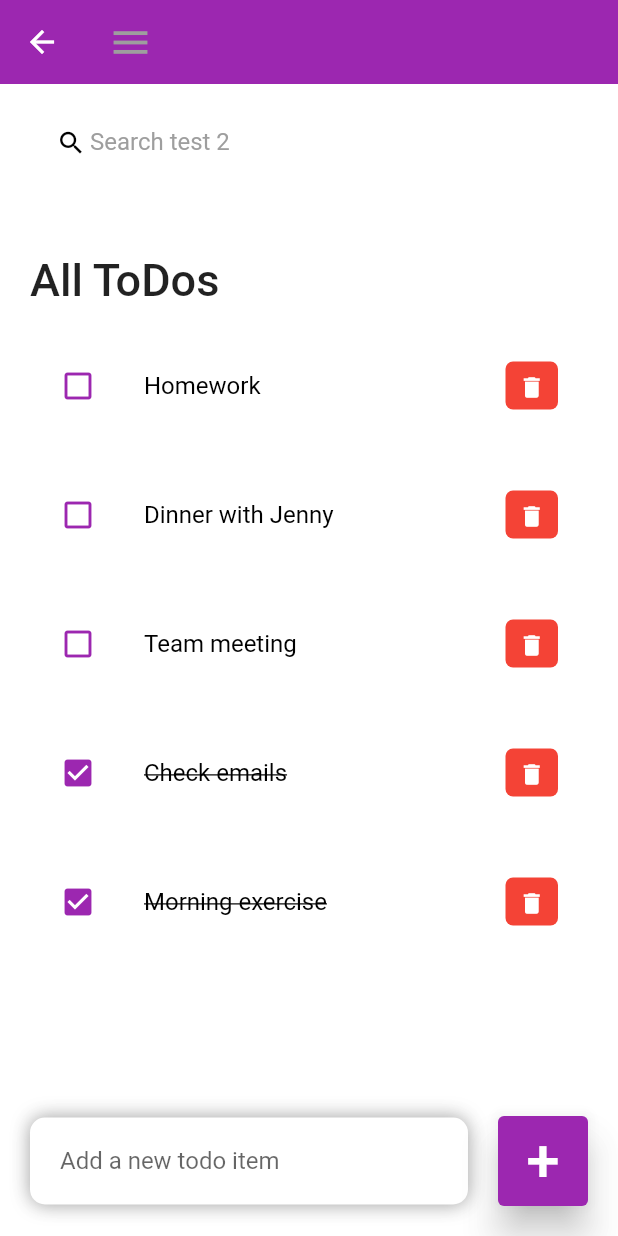
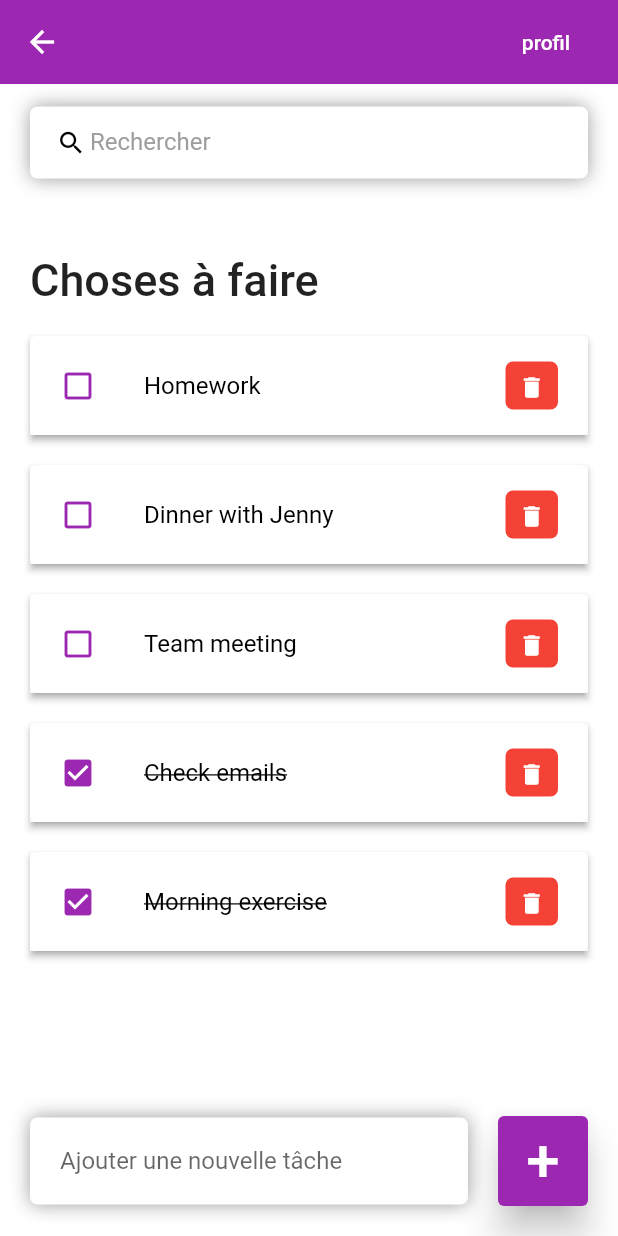
Before and after one commit to leadmrn/todos, a Flutter app: the Home screen opened directly, on a phone screen of 412 x 824 dp. Run offline on Flutter 3.47's test engine with Material 2 defaults, Android fonts, the phone set to English and light mode, and no system bars; our stand-ins replace image_picker, shared_preferences; accounts and stored records are empty; network calls fail.

Commit message:
fusion of todolist & profil

```diff
--- a/lib/main.dart
+++ b/lib/main.dart
@@ -23,7 +23,7 @@ class MyApp extends StatelessWidget {
     return MaterialApp(
       debugShowCheckedModeBanner: false,
       routes: {
-        '/': (context) => ProfilePage(),
+        '/': (context) => Home(),
         '/profile': (context) => ProfilePage(),
         '/edit_profile': (context) => EditProfilePage(),
       },
--- a/lib/screens/home.dart
+++ b/lib/screens/home.dart
@@ -24,7 +24,7 @@ class _HomeState extends State<Home> {
   @override
   Widget build(BuildContext context) {
     return Scaffold(
-        backgroundColor: Colors.white70,
+        backgroundColor: Colors.white,
         appBar: buildAppBar(context),
         body: Stack(
           children: [
@@ -40,7 +40,7 @@ class _HomeState extends State<Home> {
                         Container(
                             margin: const EdgeInsets.only(top: 50, bottom: 20),
                             child: const Text(
-                              'All ToDos',
+                              'Choses à faire',
                               style: TextStyle(
                                   fontSize: 30, fontWeight: FontWeight.w500),
                             )),
@@ -73,12 +73,12 @@ class _HomeState extends State<Home> {
                             blurRadius: 10.0,
                             spreadRadius: 0.0)
                       ],
-                      borderRadius: BorderRadius.circular(10),
+                      borderRadius: BorderRadius.circular(5),
                     ),
                     child: TextField(
                       controller: _todoController,
                       decoration: const InputDecoration(
-                          hintText: 'Add a new todo item',
+                          hintText: 'Ajouter une nouvelle tâche',
                           border: InputBorder.none),
                     ),
                   )),
@@ -147,7 +147,15 @@ class _HomeState extends State<Home> {
     return Container(
         padding: const EdgeInsets.symmetric(horizontal: 15),
         decoration: BoxDecoration(
-            color: Colors.white, borderRadius: BorderRadius.circular(20)),
+            color: Colors.white,
+            borderRadius: BorderRadius.circular(5),
+            boxShadow: const [
+              BoxShadow(
+                  color: Colors.grey,
+                  offset: Offset(0.0, 0.0),
+                  blurRadius: 10.0,
+                  spreadRadius: 0.0)
+            ]),
         child: TextField(
           onChanged: (value) => _runFilter(value),
           decoration: const InputDecoration(
@@ -156,7 +164,7 @@ class _HomeState extends State<Home> {
               prefixIconConstraints:
                   BoxConstraints(maxHeight: 20, minWidth: 25),
               border: InputBorder.none,
-              hintText: 'Search test 2',
+              hintText: 'Rechercher',
               hintStyle: TextStyle(color: Colors.grey)),
         ));
   }
--- a/lib/widget/appbar.dart
+++ b/lib/widget/appbar.dart
@@ -1,20 +1,27 @@
 import 'package:flutter/material.dart';
+import 'package:todos/utils/user_preferences.dart';
 
 AppBar buildAppBar(BuildContext context) {
+  final user = UserPreferences.getUser();
+
   return AppBar(
       elevation: 0,
       backgroundColor: Colors.purple,
-      title: Row(
-        mainAxisAlignment: MainAxisAlignment.spaceBetween,
-        children: [
-          Icon(Icons.menu, color: Colors.grey, size: 30),
-          Container(
-            height: 40,
-            width: 40,
-            child: ClipRRect(
-              borderRadius: BorderRadius.circular(20),
-            ),
-          )
-        ],
-      ));
+      title: ModalRoute.of(context)!.settings.name == '/edit_profile' ||
+              ModalRoute.of(context)!.settings.name == '/profile'
+          ? null
+          : Row(
+              mainAxisAlignment: MainAxisAlignment.end,
+              children: [
+                TextButton(
+                    onPressed: () async {
+                      dynamic result =
+                          await Navigator.pushNamed(context, '/profile');
+                    },
+                    child: Text(
+                      'profil',
+                      style: TextStyle(color: Colors.white),
+                    ))
+              ],
+            ));
 }
--- a/lib/widget/todo_item.dart
+++ b/lib/widget/todo_item.dart
@@ -17,12 +17,17 @@ class ToDoItem extends StatelessWidget {
   Widget build(BuildContext context) {
     return Container(
         margin: const EdgeInsets.only(bottom: 20),
+        child: Material(
+          elevation: 2,
+          shadowColor: Colors.grey,
           child: ListTile(
             onTap: () {
               onToDoChanged(todo);
             },
-        shape: RoundedRectangleBorder(borderRadius: BorderRadius.circular(20)),
-        contentPadding: const EdgeInsets.symmetric(horizontal: 20, vertical: 5),
+            shape:
+                RoundedRectangleBorder(borderRadius: BorderRadius.circular(5)),
+            contentPadding:
+                const EdgeInsets.symmetric(horizontal: 20, vertical: 5),
             tileColor: Colors.white,
             leading: Icon(
                 todo.isDone ? Icons.check_box : Icons.check_box_outline_blank,
@@ -31,7 +36,8 @@ class ToDoItem extends StatelessWidget {
                 style: TextStyle(
                     fontSize: 16,
                     color: Colors.black,
-                decoration: todo.isDone ? TextDecoration.lineThrough : null)),
+                    decoration:
+                        todo.isDone ? TextDecoration.lineThrough : null)),
             trailing: Container(
               padding: const EdgeInsets.all(0),
               margin: const EdgeInsets.symmetric(vertical: 12),
@@ -49,6 +55,6 @@ class ToDoItem extends StatelessWidget {
               ),
             ),
           ),
-    );
+        ));
   }
 }
```
Also changed, not shown: lib/screens/edit_profile.dart (+8 -18 lines), lib/screens/profile.dart (+11 -11 lines), lib/widget/button_widget.dart (+4 -3 lines). Lines whose indentation alone changed are shown as unchanged.
